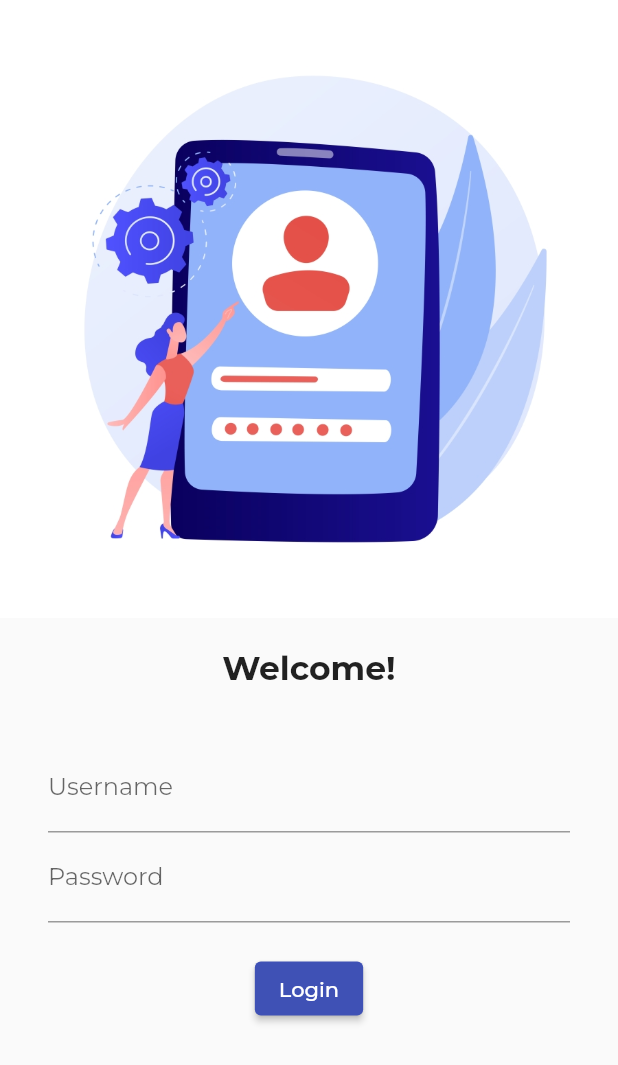
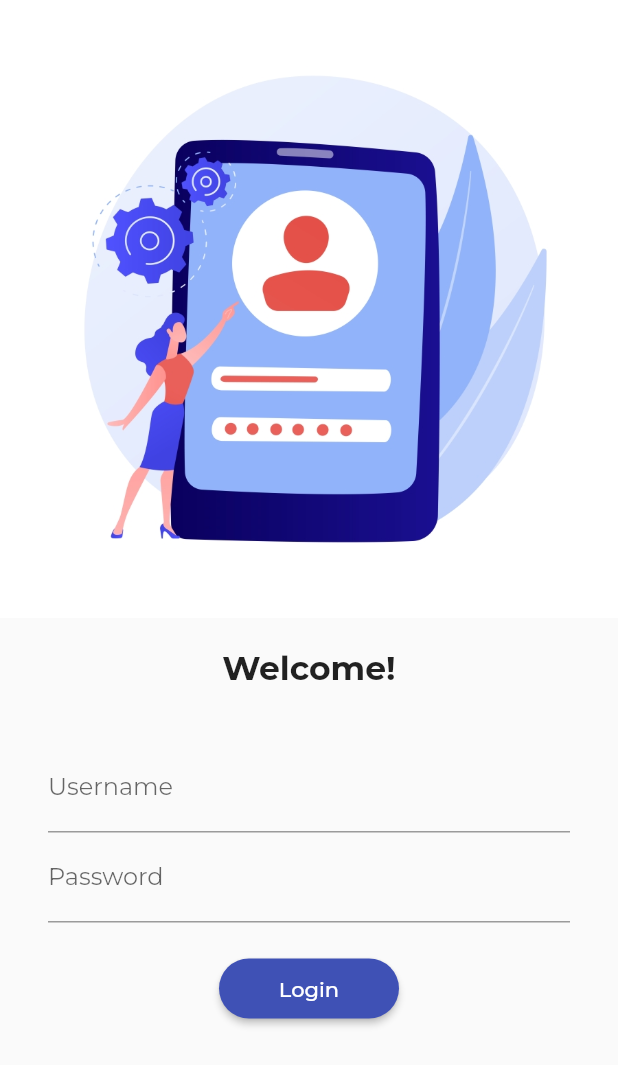
Before and after one commit to itspritthakkar/FlutterCatalogue, a Flutter app: the screen it shows after launch, on a phone screen of 412 x 824 dp. Shown: the top 1065 px of the screen. Run offline on Flutter 3.47's test engine with Material 2 defaults, Android fonts, the phone set to English and light mode, and no system bars; our stand-ins replace google_fonts.

Commit message:
Day5 Commit

```diff
--- a/lib/main.dart
+++ b/lib/main.dart
@@ -1,5 +1,6 @@
 import 'package:flutter/material.dart';
 import 'package:google_fonts/google_fonts.dart';
+import 'package:myapp/utils/routes.dart';
 
 import 'screens/home.dart';
 import 'screens/login.dart';
@@ -24,8 +25,8 @@ class MyApp extends StatelessWidget {
       ),
       initialRoute: "/login",
       routes: {
-        "/": (context) => const Home(),
-        "/login": (context) => const Login(),
+        AppRoutes.homeRoute: (context) => const Home(),
+        AppRoutes.loginRoute: (context) => const Login(),
       },
     );
   }
--- a/lib/screens/login.dart
+++ b/lib/screens/login.dart
@@ -1,5 +1,6 @@
 import 'package:flutter/foundation.dart';
 import 'package:flutter/material.dart';
+import 'package:myapp/utils/routes.dart';
 // ignore: camel_case_types
 class Login extends StatelessWidget {
   const Login({Key? key}) : super(key: key);
@@ -38,11 +39,16 @@ class Login extends StatelessWidget {
                   const SizedBox(height: 20.00),
                   ElevatedButton(
                       onPressed: () {
-                        if (kDebugMode) {
-                          print("Button pressed");
-                        }
+                        // if (kDebugMode) {
+                        //   print("Button pressed");
+                        // }else{
+                          Navigator.pushNamed(context, AppRoutes.homeRoute);
+                        // }
                       },
-                      child: const Text("Login")
+                      child: const Text("Login"),
+                    style: TextButton.styleFrom(minimumSize: const Size(120, 40), shape: RoundedRectangleBorder(
+                      borderRadius: BorderRadius.circular(30.0),
+                    ),),
                   )
                 ],
               ),
--- /dev/null
+++ b/lib/utils/routes.dart
@@ -0,0 +1,4 @@
+class AppRoutes{
+  static String loginRoute = "/login";
+  static String homeRoute = "/";
+}
```
